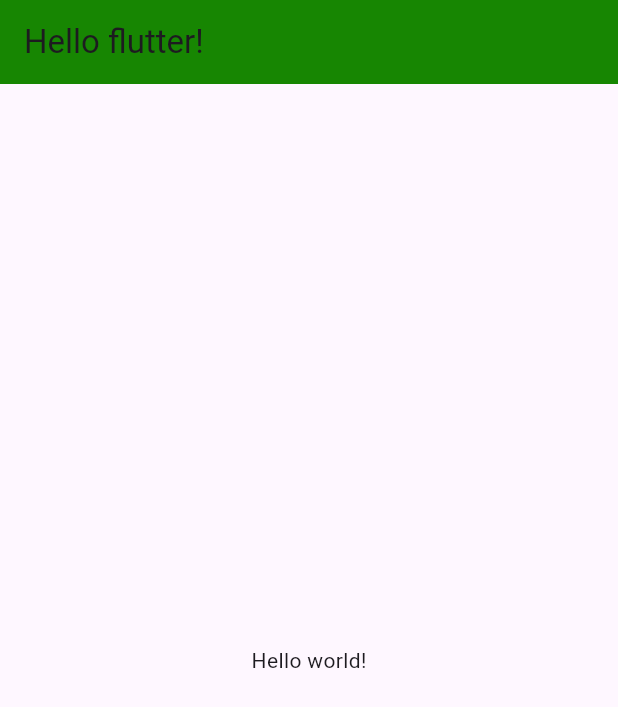
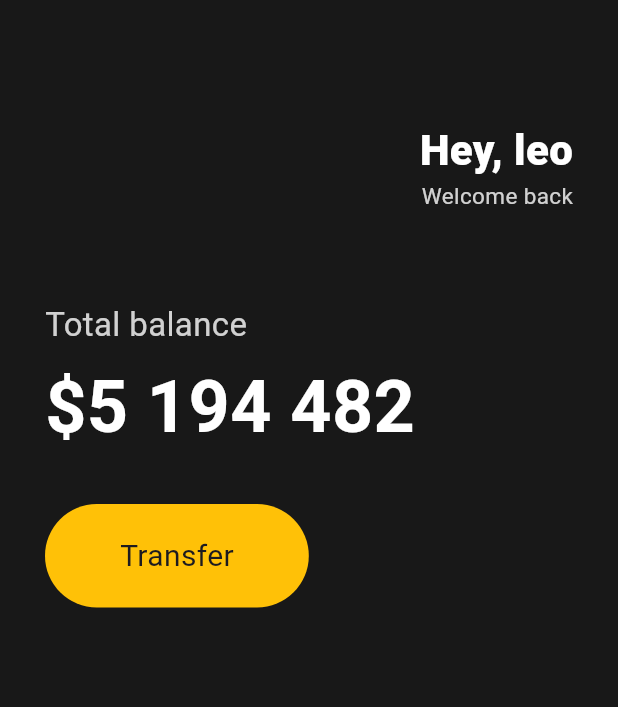
Before and after one commit to jhle0/flutter_practice, a Flutter app: the screen it shows after launch, on a phone screen of 412 x 824 dp. Shown: the top 707 px of the screen. Run offline on Flutter 3.47's test engine with Material 3 defaults, Android fonts, the phone set to English and light mode, and no system bars.

Commit message:
#3 UI 0~4

```diff
--- a/toonflix/lib/main.dart
+++ b/toonflix/lib/main.dart
@@ -1,22 +1,94 @@
 import 'package:flutter/material.dart';
 
 void main() {
-  runApp(App());
+  runApp(const App());
 }
 
-class App extends StatelessWidget{
+class App extends StatelessWidget {
+  const App({super.key});
+
   @override
   Widget build(BuildContext context) {
     return MaterialApp(
-      home: Scaffold(
-        appBar: AppBar(
-          title: Text('Hello flutter!'),
-          backgroundColor: Color.fromRGBO(23, 134, 2, 100),
-        ),
-        body: Center(
-          child: Text('Hello world!'),
+        home: Scaffold(
+      backgroundColor: const Color(0xFF181818),
+      body: Padding(
+        padding: const EdgeInsets.symmetric(horizontal: 30),
+        child: Column(
+          crossAxisAlignment: CrossAxisAlignment.start,
+          children: [
+            const SizedBox(
+              height: 80,
+            ),
+            Row(
+              mainAxisAlignment: MainAxisAlignment.end,
+              children: [
+                Column(
+                  crossAxisAlignment: CrossAxisAlignment.end,
+                  children: [
+                    const Text(
+                      'Hey, leo',
+                      style: TextStyle(
+                        color: Colors.white,
+                        fontSize: 28,
+                        fontWeight: FontWeight.w800,
+                      ),
+                    ),
+                    Text(
+                      'Welcome back',
+                      style: TextStyle(
+                        color: Colors.white.withOpacity(0.8),
+                        fontSize: 15,
+                      ),
+                    ),
+                  ],
+                )
+              ],
+            ),
+            const SizedBox(
+              height: 60,
+            ),
+            Text(
+              'Total balance',
+              style: TextStyle(
+                fontSize: 22,
+                color: Colors.white.withOpacity(0.8),
+              ),
+            ),
+            const SizedBox(
+              height: 5,
+            ),
+            const Text(
+              '\$5 194 482',
+              style: TextStyle(
+                fontSize: 48,
+                color: Colors.white,
+                fontWeight: FontWeight.w600,
+              ),
+            ),
+            const SizedBox(
+              height: 30,
+            ),
+            Row(
+              children: [
+                Container(
+                  decoration: BoxDecoration(
+                    color: Colors.amber,
+                    borderRadius: BorderRadius.circular(45),
+                  ),
+                  child: const Padding(
+                    padding: EdgeInsets.symmetric(vertical: 20, horizontal: 50),
+                    child: Text('Transfer',
+                        style: TextStyle(
+                          fontSize: 20,
+                        )),
+                  ),
+                ),
+              ],
+            )
+          ],
         ),
       ),
-    );
+    ));
   }
 }
```
